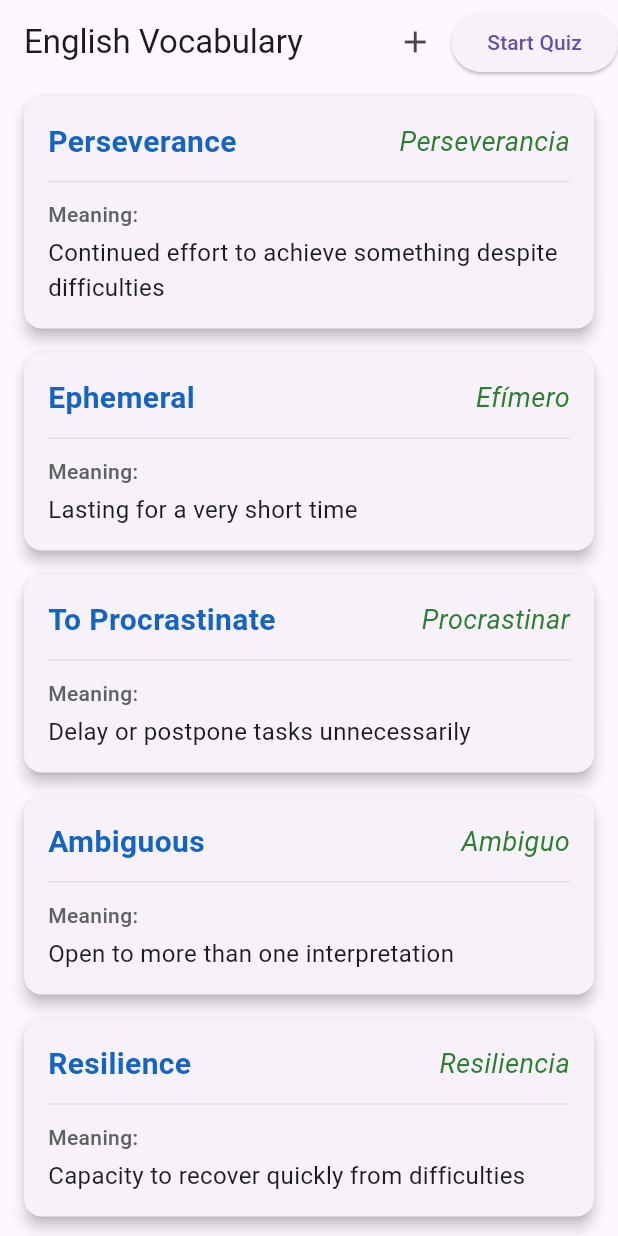
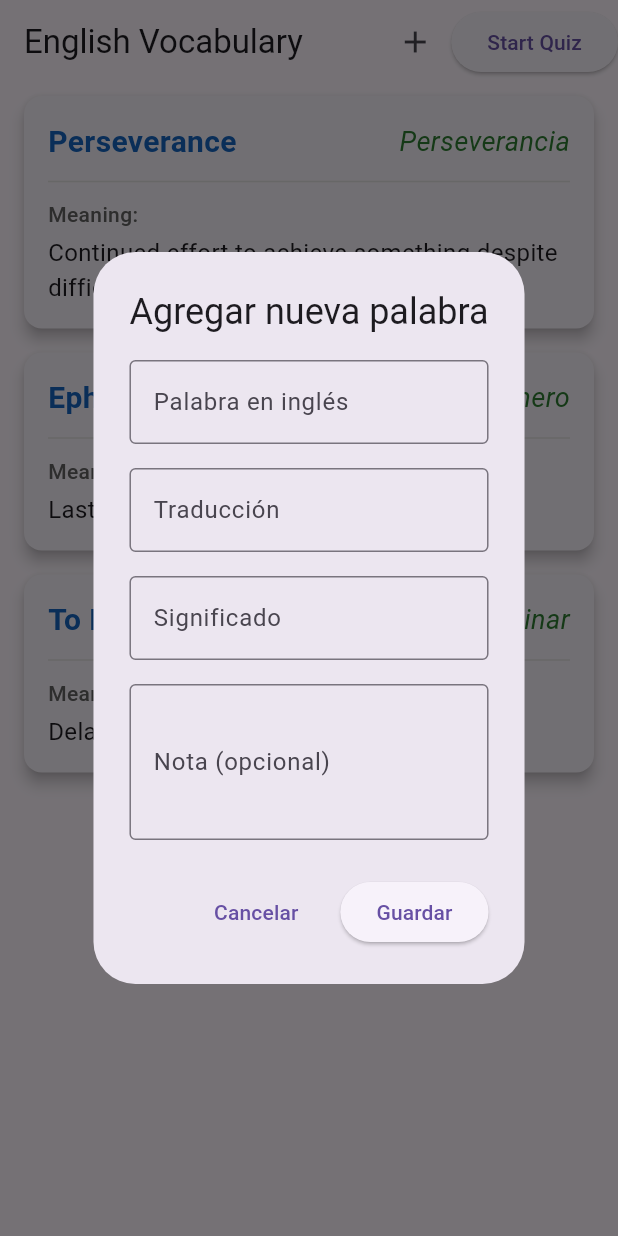
Before and after one commit to QuispeJerry/english_practice, a Flutter app: the screen it shows after launch, after a tap on the "add" icon, on a phone screen of 412 x 824 dp. Run offline on Flutter 3.47's test engine with Material 3 defaults, Android fonts, the phone set to English and light mode, and no system bars.

Commit message:
created base a project

```diff
--- a/assets/english_vocabulary.json
+++ b/assets/english_vocabulary.json
@@ -16,29 +16,5 @@
       "translation": "Procrastinar",
       "meaning": "Delay or postpone tasks unnecessarily",
       "note": ""
-    },
-    {
-      "word": "Ambiguous",
-      "translation": "Ambiguo",
-      "meaning": "Open to more than one interpretation",
-      "note": ""
-    },
-    {
-      "word": "Resilience",
-      "translation": "Resiliencia",
-      "meaning": "Capacity to recover quickly from difficulties",
-      "note": ""
-    },
-    {
-      "word": "To Wander",
-      "translation": "Vagar",
-      "meaning": "Walk or move in a leisurely or aimless way",
-      "note": ""
-    },
-    {
-      "word": "To Overcome",
-      "translation": "Superar",
-      "meaning": "Succeed in dealing with a problem or difficulty",
-      "note": ""
     }
   ]
--- a/lib/repository/VocabularyRepository.dart
+++ b/lib/repository/VocabularyRepository.dart
@@ -11,10 +11,21 @@ class VocabularyRepository {
 
   List<VocabularyItem> _items = [];
   final String _fileName = 'english_vocabulary.json';
+  bool _isInitialized = false;
 
   Future<void> initialize() async {
-    await _loadFromAsset();
-    await _mergeWithLocal();
+    if (_isInitialized) return;
+
+    final file = await _localFile;
+    if (await file.exists()) {
+      // If local file exists, load from it
+      await _loadFromLocal();
+    } else {
+      // If no local file exists, load from asset and create local file
+      await _loadFromAsset();
+      await _saveToLocal();
+    }
+    _isInitialized = true;
   }
 
   Future<void> _loadFromAsset() async {
@@ -23,21 +34,16 @@ class VocabularyRepository {
     _items = data.map((item) => VocabularyItem.fromJson(item)).toList();
   }
 
+  Future<void> _loadFromLocal() async {
+    final file = await _localFile;
+    final String localData = await file.readAsString();
+    final List<dynamic> localItems = json.decode(localData);
+    _items = localItems.map((item) => VocabularyItem.fromJson(item)).toList();
+  }
+
   Future<File> get _localFile async {
     final directory = await getApplicationDocumentsDirectory();
     return File('${directory.path}/$_fileName');
-  }
-
-  Future<void> _mergeWithLocal() async {
-    final file = await _localFile;
-    if (await file.exists()) {
-      final String localData = await file.readAsString();
-      final List<dynamic> localItems = json.decode(localData);
-      _items = [
-        ..._items,
-        ...localItems.map((item) => VocabularyItem.fromJson(item))
-      ].toSet().toList(); // Evita duplicados
-    }
   }
 
   Future<void> _saveToLocal() async {
@@ -47,7 +53,7 @@ class VocabularyRepository {
     await file.writeAsString(json.encode(jsonList));
   }
 
-  // Operaciones CRUD
+  // CRUD Operations
   List<VocabularyItem> getAll() => List.from(_items);
 
   Future<void> addItem(VocabularyItem item) async {
@@ -56,12 +62,16 @@ class VocabularyRepository {
   }
 
   Future<void> updateItem(int index, VocabularyItem newItem) async {
-    _items[index] = newItem;
-    await _saveToLocal();
+    if (index >= 0 && index < _items.length) {
+      _items[index] = newItem;
+      await _saveToLocal();
+    }
   }
 
   Future<void> deleteItem(int index) async {
-    _items.removeAt(index);
-    await _saveToLocal();
+    if (index >= 0 && index < _items.length) {
+      _items.removeAt(index);
+      await _saveToLocal();
+    }
   }
 }
--- a/lib/views/VocabularyListScreen.dart
+++ b/lib/views/VocabularyListScreen.dart
@@ -2,6 +2,7 @@ import 'package:flutter/material.dart';
 import 'package:practice_english/models/VocabularyItem.dart';
 import 'package:practice_english/repository/VocabularyRepository.dart';
 import 'package:practice_english/views/QuizScreen.dart';
+import 'package:practice_english/widgets/AddVocabularyForm.dart';
 
 class VocabularyListScreen extends StatefulWidget {
   @override
@@ -25,16 +26,33 @@ class _VocabularyListScreenState extends State<VocabularyListScreen> {
     });
   }
 
+  // Future<void> _addNewWord() async {
+  //   final newItem = VocabularyItem(
+  //     word: 'New Word',
+  //     translation: 'Nueva Palabra',
+  //     meaning: 'New meaning',
+  //     note: '',
+  //   );
+
+  //   await _repository.addItem(newItem);
+  //   _refreshList();
+  // }
+
   Future<void> _addNewWord() async {
-    final newItem = VocabularyItem(
-      word: 'New Word',
-      translation: 'Nueva Palabra',
-      meaning: 'New meaning',
-      note: '',
+    final newItem = await showDialog<VocabularyItem>(
+      context: context,
+      builder: (context) => AlertDialog(
+        title: Text('Agregar nueva palabra'),
+        content: SingleChildScrollView(
+          child: AddVocabularyForm(),
+        ),
+      ),
     );
 
-    await _repository.addItem(newItem);
-    _refreshList();
+    if (newItem != null) {
+      await _repository.addItem(newItem);
+      _refreshList();
+    }
   }
 
   Future<void> _editWord(int index) async {
--- /dev/null
+++ b/lib/widgets/AddVocabularyForm.dart
@@ -0,0 +1,111 @@
+import 'package:flutter/material.dart';
+import 'package:practice_english/models/VocabularyItem.dart';
+
+class AddVocabularyForm extends StatefulWidget {
+  @override
+  _AddVocabularyFormState createState() => _AddVocabularyFormState();
+}
+
+class _AddVocabularyFormState extends State<AddVocabularyForm> {
+  final _wordController = TextEditingController();
+  final _translationController = TextEditingController();
+  final _meaningController = TextEditingController();
+  final _noteController = TextEditingController();
+  final _formKey = GlobalKey<FormState>();
+
+  @override
+  Widget build(BuildContext context) {
+    return Form(
+      key: _formKey,
+      child: Column(
+        mainAxisSize: MainAxisSize.min,
+        children: [
+          TextFormField(
+            controller: _wordController,
+            decoration: InputDecoration(
+              labelText: 'Palabra en inglés',
+              border: OutlineInputBorder(),
+            ),
+            validator: (value) {
+              if (value == null || value.isEmpty) {
+                return 'Por favor ingresa una palabra';
+              }
+              return null;
+            },
+          ),
+          SizedBox(height: 16),
+          TextFormField(
+            controller: _translationController,
+            decoration: InputDecoration(
+              labelText: 'Traducción',
+              border: OutlineInputBorder(),
+            ),
+            validator: (value) {
+              if (value == null || value.isEmpty) {
+                return 'Por favor ingresa una traducción';
+              }
+              return null;
+            },
+          ),
+          SizedBox(height: 16),
+          TextFormField(
+            controller: _meaningController,
+            decoration: InputDecoration(
+              labelText: 'Significado',
+              border: OutlineInputBorder(),
+            ),
+            validator: (value) {
+              if (value == null || value.isEmpty) {
+                return 'Por favor ingresa un significado';
+              }
+              return null;
+            },
+          ),
+          SizedBox(height: 16),
+          TextFormField(
+            controller: _noteController,
+            decoration: InputDecoration(
+              labelText: 'Nota (opcional)',
+              border: OutlineInputBorder(),
+            ),
+            maxLines: 3,
+          ),
+          SizedBox(height: 24),
+          Row(
+            mainAxisAlignment: MainAxisAlignment.end,
+            children: [
+              TextButton(
+                onPressed: () => Navigator.pop(context),
+                child: Text('Cancelar'),
+              ),
+              SizedBox(width: 16),
+              ElevatedButton(
+                onPressed: () {
+                  if (_formKey.currentState!.validate()) {
+                    final newItem = VocabularyItem(
+                      word: _wordController.text,
+                      translation: _translationController.text,
+                      meaning: _meaningController.text,
+                      note: _noteController.text,
+                    );
+                    Navigator.pop(context, newItem);
+                  }
+                },
+                child: Text('Guardar'),
+              ),
+            ],
+          ),
+        ],
+      ),
+    );
+  }
+
+  @override
+  void dispose() {
+    _wordController.dispose();
+    _translationController.dispose();
+    _meaningController.dispose();
+    _noteController.dispose();
+    super.dispose();
+  }
+}
```
